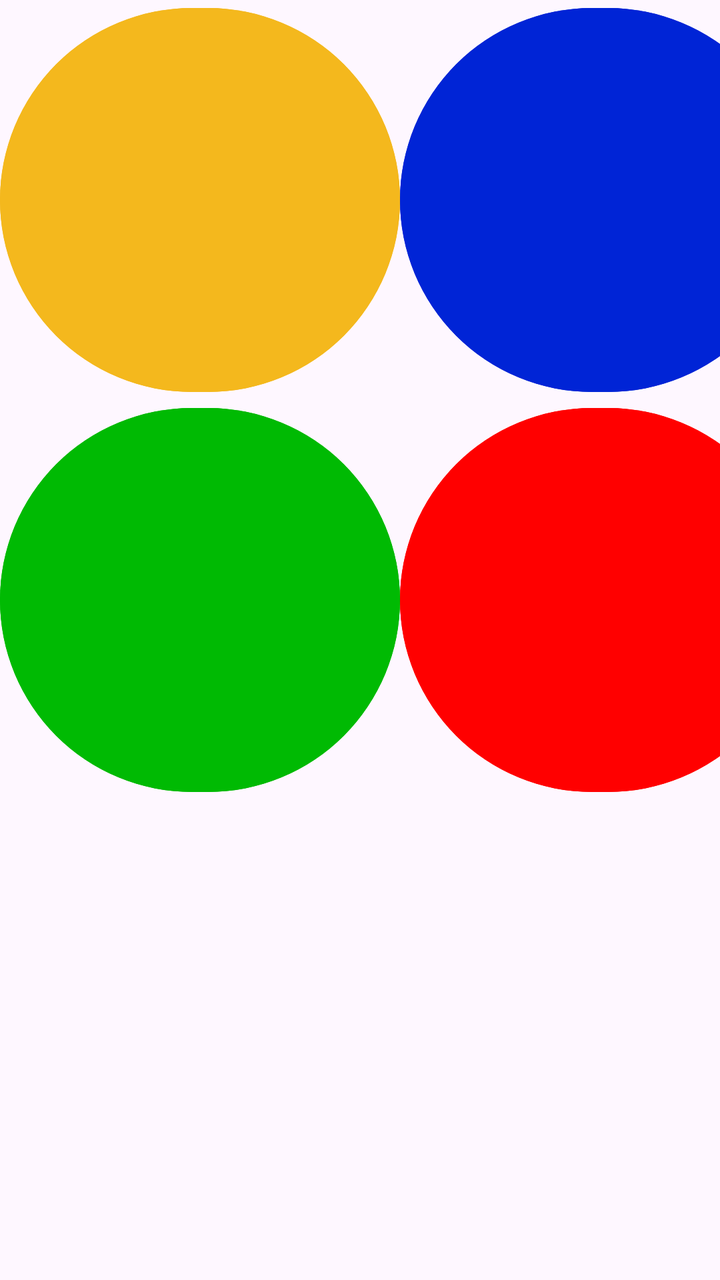
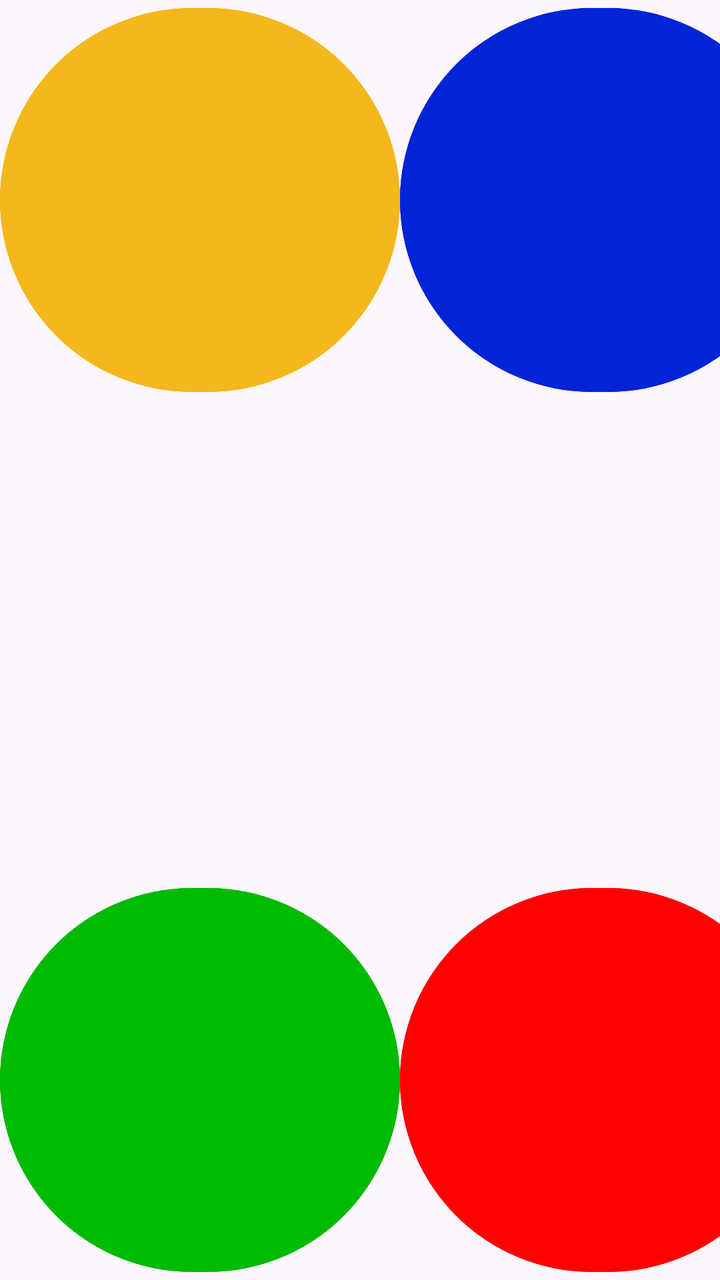

Compare the two renders of this Android layout. The source of the first and the diff that turns it into the second are given below.
<!-- AndroidManifest.xml: application theme Theme.SaimonSays -->
<!-- res/layout/fragment_settings.xml -->
<?xml version="1.0" encoding="utf-8"?>
<FrameLayout xmlns:android="http://schemas.android.com/apk/res/android"
    xmlns:app="http://schemas.android.com/apk/res-auto"
    xmlns:tools="http://schemas.android.com/tools"
    android:layout_width="match_parent"
    android:layout_height="match_parent"
    tools:context=".SettingsFragment">


    <androidx.constraintlayout.widget.ConstraintLayout
        android:layout_width="match_parent"
        android:layout_height="match_parent">

        <LinearLayout
            android:layout_width="match_parent"
            android:layout_height="match_parent"
            android:orientation="vertical"
            app:layout_constraintBottom_toBottomOf="parent"
            app:layout_constraintEnd_toEndOf="parent"
            app:layout_constraintStart_toStartOf="parent"
            app:layout_constraintTop_toTopOf="parent">

            <LinearLayout
                android:id="@+id/linearLayout2"
                android:layout_width="match_parent"
                android:layout_height="wrap_content"
                android:orientation="horizontal">

                <Button
                    android:id="@+id/buttonYellow"
                    android:layout_width="200dp"
                    android:layout_height="200dp"
                    android:backgroundTint="@color/yellow" />

                <Button
                    android:id="@+id/buttonBlue"
                    android:layout_width="200dp"
                    android:layout_height="200dp"
                    android:backgroundTint="@color/blue" />
            </LinearLayout>

            <LinearLayout
                android:id="@+id/linearLayout"
                android:layout_width="match_parent"
                android:layout_height="wrap_content"
                android:orientation="horizontal">

                <Button
                    android:id="@+id/buttonGreen"
                    android:layout_width="200dp"
                    android:layout_height="200dp"
                    android:backgroundTint="@color/green" />

                <Button
                    android:id="@+id/buttonRed"
                    android:layout_width="200dp"
                    android:layout_height="200dp"

                    android:backgroundTint="@color/red" />
            </LinearLayout>
        </LinearLayout>

    </androidx.constraintlayout.widget.ConstraintLayout>
</FrameLayout>
<!-- resources referenced by this layout -->
<resources>
  <color name="blue">#0024D6</color>
  <color name="green">#00BA03</color>
  <color name="red">#FF0000</color>
  <color name="yellow">#F4B81D</color>
  <style name="Theme.SaimonSays" parent="Base.Theme.SaimonSays" />
  <style name="Base.Theme.SaimonSays" parent="Theme.Material3.DayNight.NoActionBar">
          
          
      </style>
</resources>

<!-- the commit's change to res/layout/fragment_settings.xml (unified diff, before → after) -->
@@ -11,54 +11,52 @@
         android:layout_width="match_parent"
         android:layout_height="match_parent">
 
+
         <LinearLayout
+            android:id="@+id/linearLayout2"
             android:layout_width="match_parent"
-            android:layout_height="match_parent"
-            android:orientation="vertical"
-            app:layout_constraintBottom_toBottomOf="parent"
+            android:layout_height="wrap_content"
+            android:orientation="horizontal"
             app:layout_constraintEnd_toEndOf="parent"
             app:layout_constraintStart_toStartOf="parent"
             app:layout_constraintTop_toTopOf="parent">
 
-            <LinearLayout
-                android:id="@+id/linearLayout2"
-                android:layout_width="match_parent"
-                android:layout_height="wrap_content"
-                android:orientation="horizontal">
+            <Button
+                android:id="@+id/buttonYellow"
+                android:layout_width="200dp"
+                android:layout_height="200dp"
+                android:backgroundTint="@color/yellow" />
 
-                <Button
-                    android:id="@+id/buttonYellow"
-                    android:layout_width="200dp"
-                    android:layout_height="200dp"
-                    android:backgroundTint="@color/yellow" />
+            <Button
+                android:id="@+id/buttonBlue"
+                android:layout_width="200dp"
+                android:layout_height="200dp"
+                android:backgroundTint="@color/blue" />
+        </LinearLayout>
 
-                <Button
-                    android:id="@+id/buttonBlue"
-                    android:layout_width="200dp"
-                    android:layout_height="200dp"
-                    android:backgroundTint="@color/blue" />
-            </LinearLayout>
+        <LinearLayout
+            android:id="@+id/linearLayout"
+            android:layout_width="match_parent"
+            android:layout_height="wrap_content"
+            android:orientation="horizontal"
+            app:layout_constraintBottom_toBottomOf="parent"
+            app:layout_constraintEnd_toEndOf="parent"
+            app:layout_constraintStart_toStartOf="parent">
 
-            <LinearLayout
-                android:id="@+id/linearLayout"
-                android:layout_width="match_parent"
-                android:layout_height="wrap_content"
-                android:orientation="horizontal">
+            <Button
+                android:id="@+id/buttonGreen"
+                android:layout_width="200dp"
+                android:layout_height="200dp"
+                android:backgroundTint="@color/green" />
 
-                <Button
-                    android:id="@+id/buttonGreen"
-                    android:layout_width="200dp"
-                    android:layout_height="200dp"
-                    android:backgroundTint="@color/green" />
+            <Button
+                android:id="@+id/buttonRed"
+                android:layout_width="200dp"
+                android:layout_height="200dp"
 
-                <Button
-                    android:id="@+id/buttonRed"
-                    android:layout_width="200dp"
-                    android:layout_height="200dp"
+                android:backgroundTint="@color/red" />
+        </LinearLayout>
 
-                    android:backgroundTint="@color/red" />
-            </LinearLayout>
-        </LinearLayout>
 
     </androidx.constraintlayout.widget.ConstraintLayout>
 </FrameLayout>
